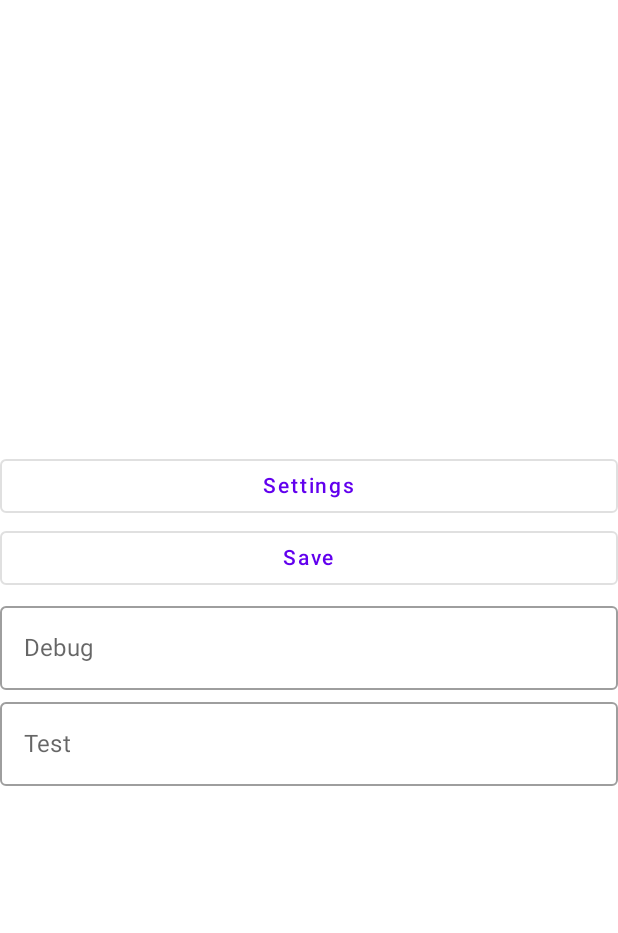
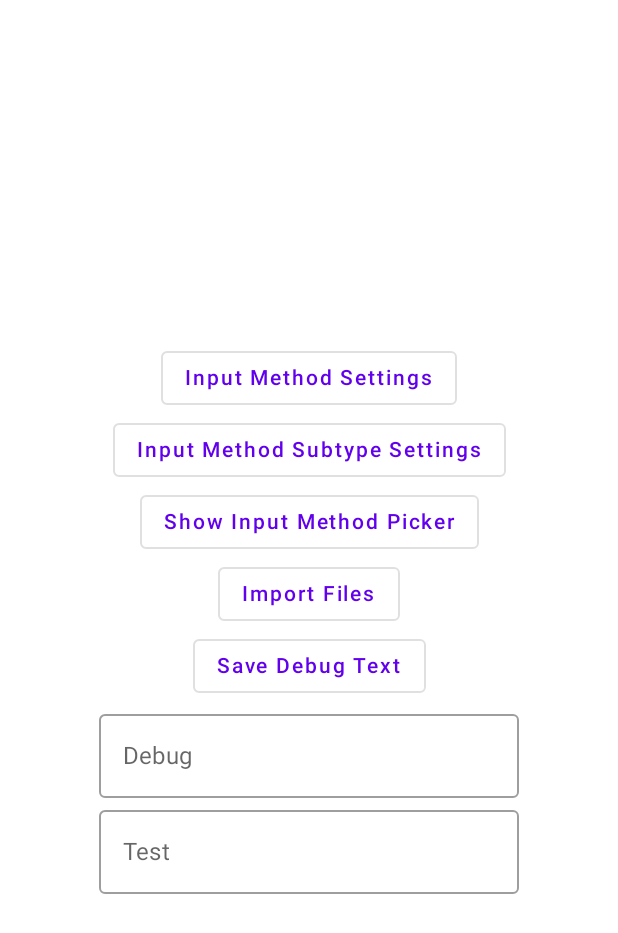
Before and after one commit to sseu-buhzzi/VwinngjuanIme, an Android app built with Jetpack Compose: the screen it shows after launch (MainActivity), on a phone screen of 412 x 824 dp. Shown: the top 933 px of the screen. Run offline under Robolectric (Android 15) with nearby library versions, the phone set to English and light mode, and no system bars; Roboto replaces fonts that are not available here.

Commit message:
亏主頁加入一些輔助功能。

```diff
--- a/app/src/main/java/com/buhzzi/vwinngjuanime/MainActivity.kt
+++ b/app/src/main/java/com/buhzzi/vwinngjuanime/MainActivity.kt
@@ -1,16 +1,19 @@
 package com.buhzzi.vwinngjuanime
 
 import android.content.Context
+import android.content.Intent
 import android.os.Bundle
+import android.provider.Settings
 import android.view.inputmethod.InputMethodManager
 import androidx.activity.ComponentActivity
+import androidx.activity.compose.rememberLauncherForActivityResult
 import androidx.activity.compose.setContent
+import androidx.activity.result.contract.ActivityResultContracts
 import androidx.compose.foundation.isSystemInDarkTheme
 import androidx.compose.foundation.layout.Arrangement
 import androidx.compose.foundation.layout.Column
 import androidx.compose.foundation.layout.PaddingValues
 import androidx.compose.foundation.layout.fillMaxSize
-import androidx.compose.foundation.layout.fillMaxWidth
 import androidx.compose.foundation.layout.safeDrawingPadding
 import androidx.compose.material.MaterialTheme
 import androidx.compose.material.OutlinedButton
@@ -39,11 +42,17 @@ import androidx.compose.ui.graphics.Color
 import androidx.compose.ui.platform.LocalContext
 import androidx.compose.ui.platform.LocalSoftwareKeyboardController
 import androidx.compose.ui.res.stringResource
+import androidx.documentfile.provider.DocumentFile
 import androidx.navigation.NavController
 import androidx.navigation.compose.NavHost
 import androidx.navigation.compose.composable
 import androidx.navigation.compose.rememberNavController
+import kotlinx.coroutines.Dispatchers
+import kotlinx.coroutines.withContext
+import java.nio.file.Path
+import kotlin.io.path.createParentDirectories
 import kotlin.io.path.div
+import kotlin.io.path.outputStream
 import kotlin.io.path.readText
 import kotlin.io.path.writeText
 
@@ -127,9 +136,54 @@ internal fun SettingsComposable(navController: NavController) {
 		Alignment.CenterHorizontally,
 	) {
 		OutlinedButton({
+			context.startActivity(Intent(Settings.ACTION_INPUT_METHOD_SETTINGS)
+				.addFlags(Intent.FLAG_ACTIVITY_NEW_TASK)
+			)
+		}) {
+			Text("Input Method Settings")
+		}
+		OutlinedButton({
+			context.startActivity(Intent(Settings.ACTION_INPUT_METHOD_SUBTYPE_SETTINGS)
+				.addFlags(Intent.FLAG_ACTIVITY_NEW_TASK)
+			)
+		}) {
+			Text("Input Method Subtype Settings")
+		}
+		OutlinedButton({
 			context.getSystemService(InputMethodManager::class.java).showInputMethodPicker()
-		}, Modifier.fillMaxWidth()) {
-			Text("Settings")
+		}) {
+			Text("Show Input Method Picker")
+		}
+		val openDocumentLauncher = rememberLauncherForActivityResult(
+			ActivityResultContracts.OpenDocumentTree()
+		) { uri ->
+			if (uri != null) {
+				fun copyRecursively(srcFile: DocumentFile, dstPath: Path) {
+					when {
+						srcFile.isDirectory -> {
+							dstPath.createParentDirectories()
+							srcFile.listFiles().forEach { srcSubFile ->
+								srcSubFile.name?.let { copyRecursively(srcSubFile, dstPath / it) }
+							}
+						}
+						srcFile.isFile -> {
+							context.contentResolver.openInputStream(srcFile.uri)?.use { `in` ->
+								dstPath.outputStream().use { out ->
+									`in`.copyTo(out)
+								}
+							}
+						}
+					}
+				}
+				DocumentFile.fromTreeUri(context, uri)?.let { userDir ->
+					copyRecursively(userDir, context.externalFilesDir.toPath())
+				}
+			}
+		}
+		OutlinedButton({
+			openDocumentLauncher.launch(null)
+		}) {
+			Text("Import Files")
 		}
 
 		val debugTextPath = remember { context.externalFilesDir.toPath() / "debug.txt" }
@@ -143,12 +197,12 @@ internal fun SettingsComposable(navController: NavController) {
 		}
 		OutlinedButton({
 			debugTextPath.writeText(debugText)
-		}, Modifier.fillMaxWidth()) {
-			Text("Save")
+		}) {
+			Text("Save Debug Text")
 		}
 		OutlinedTextField(debugText, {
 			debugText = it
-		}, Modifier.fillMaxWidth(),
+		},
 			label = { Text("Debug") },
 		)
 
@@ -161,9 +215,7 @@ internal fun SettingsComposable(navController: NavController) {
 		}
 		OutlinedTextField(testText, {
 			testText = it
-		}, Modifier
-			.fillMaxWidth()
-			.focusRequester(focusRequester),
+		}, Modifier.focusRequester(focusRequester),
 			label = { Text("Test") },
 		)
 	}
--- a/app/src/main/java/com/buhzzi/vwinngjuanime/keyboards/tzuih/VwinngjuanModel.kt
+++ b/app/src/main/java/com/buhzzi/vwinngjuanime/keyboards/tzuih/VwinngjuanModel.kt
@@ -27,6 +27,7 @@ import java.nio.channels.FileChannel
 import java.nio.file.Path
 import java.nio.file.StandardOpenOption
 import java.util.concurrent.TimeUnit
+import kotlin.io.path.createDirectories
 import kotlin.io.path.div
 import kotlin.io.path.exists
 import kotlin.io.path.readBytes
@@ -39,7 +40,7 @@ internal var vwinngjuanResourceDownloaded by mutableLongStateOf(0)
 
 private fun VwinngjuanIms.validateVwinngjuanResource(name: String) = run {
 	println("Validate $name")
-	val vwinngjuanFilesDir = externalFilesDir.toPath() / "vwinngjuan"
+	val vwinngjuanFilesDir = (externalFilesDir.toPath() / "vwinngjuan").createDirectories()
 	val vwinngjuanResourceURL = "https://381-03011-http.buhzzi.com/permitted/vwinngjuan/$name"
 	val filePath = vwinngjuanFilesDir / name
 	if (
```
